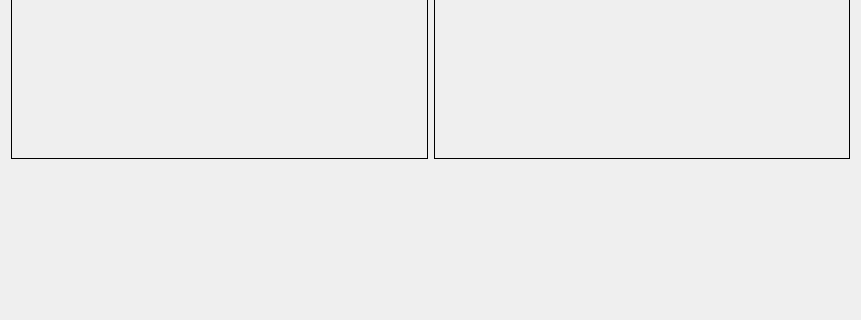
Old version of the form StereoVision/widgetcalibration.ui in the repository dzikipasterz/StareoVision; both pictures show x 0 to 861 and y 155 to 475 of the 861 by 681 pixel window.
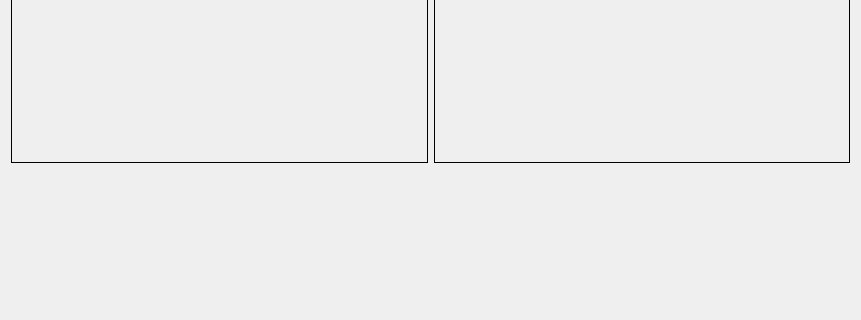
New version of the form.

What changed in the file:
```diff
--- a/StereoVision/widgetcalibration.ui
+++ b/StereoVision/widgetcalibration.ui
@@ -76,10 +76,13 @@
      <property name="orientation">
       <enum>Qt::Vertical</enum>
      </property>
+     <property name="sizeType">
+      <enum>QSizePolicy::Fixed</enum>
+     </property>
      <property name="sizeHint" stdset="0">
       <size>
        <width>20</width>
-       <height>40</height>
+       <height>352</height>
       </size>
      </property>
     </spacer>
```
